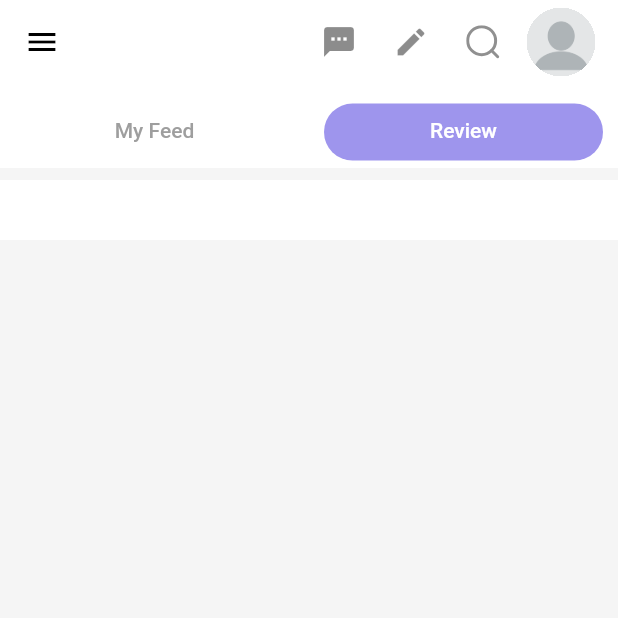
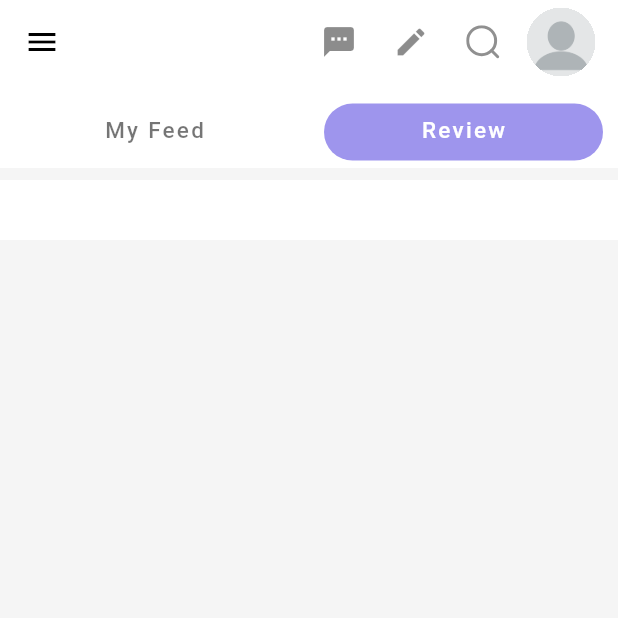
Before and after one commit to duynguyen71/traveling-social-app, a Flutter app: the ExploreScreen screen opened directly, tab 2 chosen, on a phone screen of 412 x 824 dp, the top half of it. Run offline on Flutter 3.47's test engine with Material 2 defaults, Android fonts, the phone set to English and light mode, and no system bars; drawn by our look-alikes of cached_network_image; our stand-ins replace bloc, equatable, firebase_core, firebase_messaging, flutter_bloc, flutter_html and 9 more; missing offline and left inert: html_editor_enhanced, stomp_dart_client; accounts and stored records are empty; network calls fail.

Commit message:
update app theme

```diff
--- a/lib/app.dart
+++ b/lib/app.dart
@@ -133,7 +133,8 @@ class _AppViewState extends State<AppView> with WidgetsBindingObserver {
           theme: ThemeData(
             scaffoldBackgroundColor: Colors.white,
             visualDensity: VisualDensity.adaptivePlatformDensity,
-            textTheme: GoogleFonts.robotoTextTheme(),
+            textTheme:
+                GoogleFonts.poppinsTextTheme(Theme.of(context).textTheme),
             // textTheme: GoogleFonts.robotoTextTheme(),
           ),
           builder: (context, child) {
--- /dev/null
+++ b/lib/my_theme.dart
@@ -0,0 +1,33 @@
+import 'package:flutter/material.dart';
+
+class MyTheme {
+  static const TextStyle heading2 = TextStyle(
+    color: Colors.black87,
+    fontSize: 18,
+    fontWeight: FontWeight.w500,
+    letterSpacing: 1.5,
+  );
+
+  static const TextStyle chatSenderName = TextStyle(
+    color: Colors.white,
+    fontSize: 24,
+    fontWeight: FontWeight.bold,
+    letterSpacing: 1.5,
+  );
+
+  static const TextStyle bodyText1 = TextStyle(
+      color: Colors.black54,
+      fontSize: 14,
+      letterSpacing: 1,
+      fontWeight: FontWeight.w300);
+
+  static const TextStyle bodyTextMessage =
+      TextStyle(fontSize: 13, letterSpacing: 1.5, fontWeight: FontWeight.w600);
+
+  static const TextStyle bodyTextTime = TextStyle(
+    color: Color(0xffAEABC9),
+    fontSize: 11,
+    fontWeight: FontWeight.bold,
+    letterSpacing: 1,
+  );
+}
--- a/lib/screens/explore/explore_screen.dart
+++ b/lib/screens/explore/explore_screen.dart
@@ -9,6 +9,7 @@ import 'package:traveling_social_app/screens/message/chat_groups_screen.dart';
 import 'package:traveling_social_app/screens/review/review_screen.dart';
 import 'package:traveling_social_app/widgets/current_user_avt.dart';
 
+import '../../my_theme.dart';
 import '../../utilities/application_utility.dart';
 import '../home/components/drawer.dart';
 import '../profile/components/create_post_type_dialog.dart';
@@ -42,7 +43,7 @@ class _ExploreScreenState extends State<ExploreScreen>
         animationDuration: Duration.zero);
     FirebaseMessaging.instance.getToken().then(
       (token) {
-        print('device token\n$token');
+        print('device notification token\n$token');
       },
     );
     super.initState();
@@ -115,7 +116,7 @@ class _ExploreScreenState extends State<ExploreScreen>
                   isScrollable: false,
                   controller: _tabController,
                   labelColor: Colors.white,
-                  unselectedLabelColor: Colors.grey,
+                  unselectedLabelColor: Colors.black54,
                   indicator: BoxDecoration(
                     borderRadius: BorderRadius.circular(
                       25.0,
@@ -125,8 +126,9 @@ class _ExploreScreenState extends State<ExploreScreen>
                   indicatorSize: TabBarIndicatorSize.tab,
                   indicatorPadding:
                       const EdgeInsets.symmetric(horizontal: 10, vertical: 5),
-                  labelStyle: const TextStyle(
+                  labelStyle: MyTheme.heading2.copyWith(
                     fontWeight: FontWeight.w500,
+                    fontSize: 15,
                   ),
                   tabs: const [
                     Tab(
--- a/lib/widgets/media_file_container.dart
+++ b/lib/widgets/media_file_container.dart
@@ -37,7 +37,7 @@ class _MediaFileContainerState extends State<MediaFileContainer>
     super.build(context);
     return Container(
       height: widget.height,
-      width: widget.width,
+      width: double.infinity,
       constraints: const BoxConstraints(minWidth: 100),
       margin: const EdgeInsets.all(8),
       decoration: BoxDecoration(color: Colors.grey.withOpacity(.1)),
@@ -53,8 +53,8 @@ class _MediaFileContainerState extends State<MediaFileContainer>
                 errorWidget: (context, url, error) => Image.file(
                   widget.file,
                   height: widget.height,
-                  fit: widget.boxFit,
-                  width: widget.width,
+                  fit: BoxFit.fitWidth,
+                  width: double.infinity,
                 ),
               ),
             ),
--- a/lib/widgets/user_avt.dart
+++ b/lib/widgets/user_avt.dart
@@ -34,6 +34,7 @@ class UserAvatar extends StatelessWidget {
                 image: imageProvider,
                 fit: BoxFit.cover,
               ),
+
             ),
           ),
           // placeholder: (context, url) => placeholder,
```
Also changed, not shown: lib/screens/message/chat_groups_screen.dart (+3 -4 lines), lib/screens/message/components/group_chat_entry.dart (+15 -16 lines).
